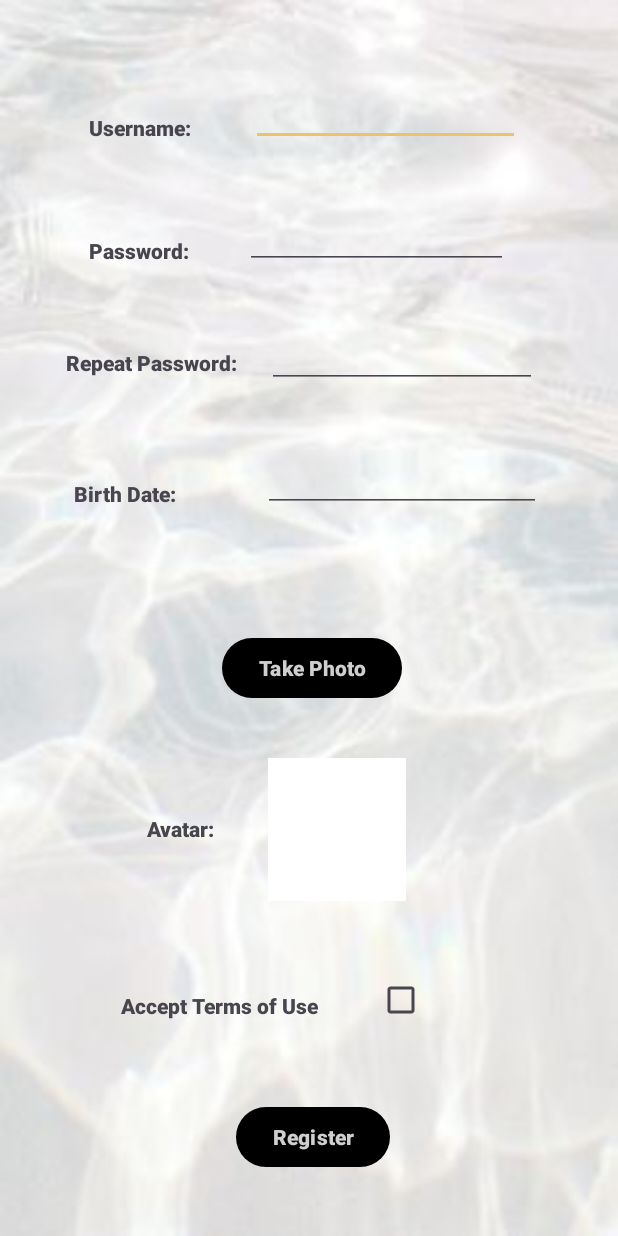
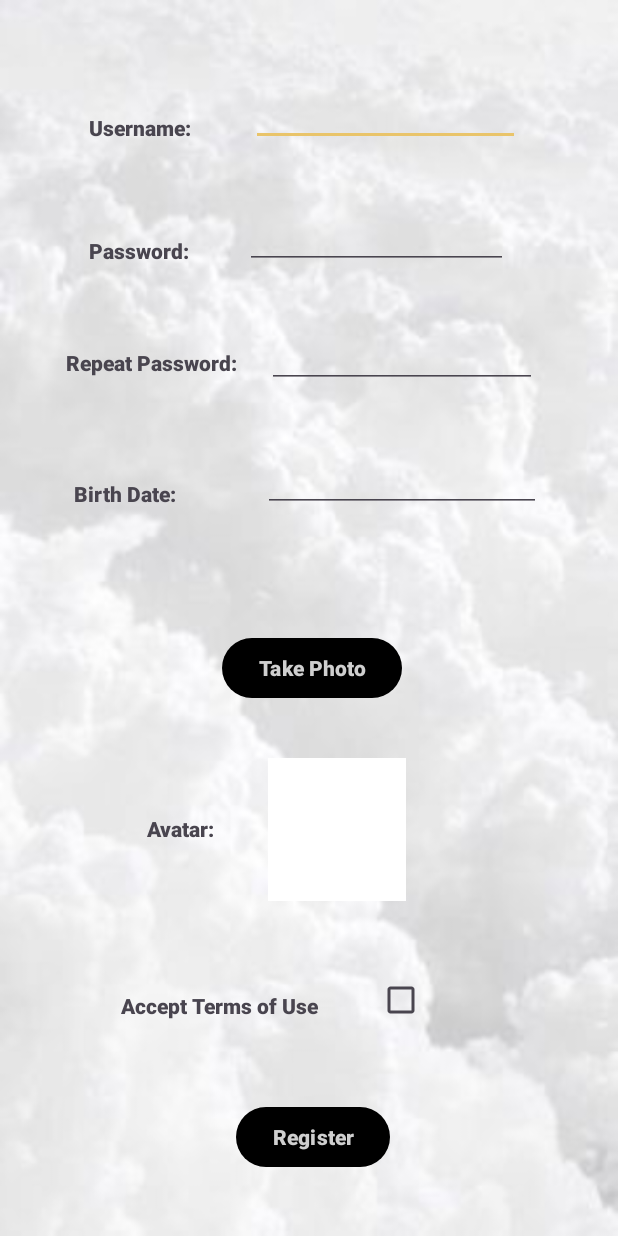
Before and after one commit to Tagyaku/AppVicenteMisCocos, an Android app: the RegisterActivity screen opened directly, with no data from a screen before it, on a phone screen of 412 x 824 dp. Run offline under Robolectric (Android 15) with nearby library versions, the phone set to English and light mode, and no system bars; our stand-ins replace Room's generated code, data binding; pictures from the network do not load; 1 statement that could not run was skipped.

Commit message:
commit constraints2

```diff
--- a/app/src/main/res/layout/activity_register.xml
+++ b/app/src/main/res/layout/activity_register.xml
@@ -6,7 +6,7 @@
     <androidx.constraintlayout.widget.ConstraintLayout
         android:layout_width="match_parent"
         android:layout_height="match_parent"
-        android:background="@drawable/fondo"
+        android:background="@drawable/nubes"
         tools:context=".RegisterActivity">
 
         <TextView
```
